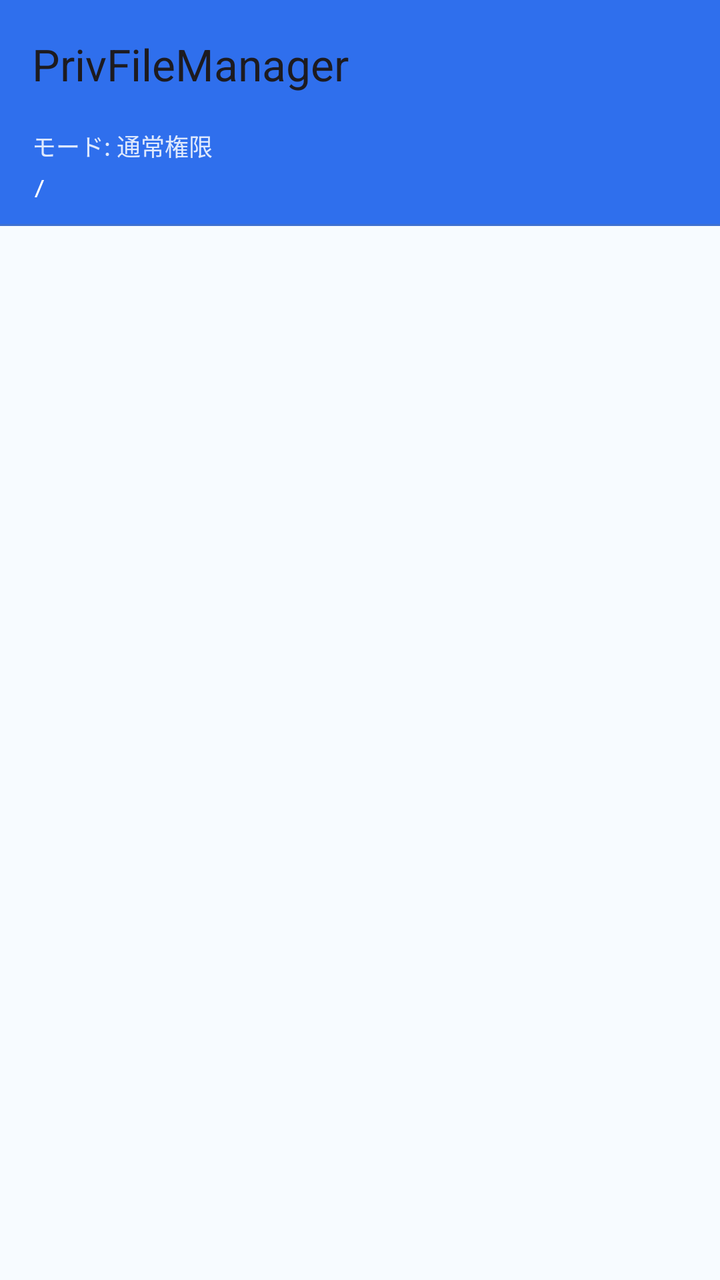
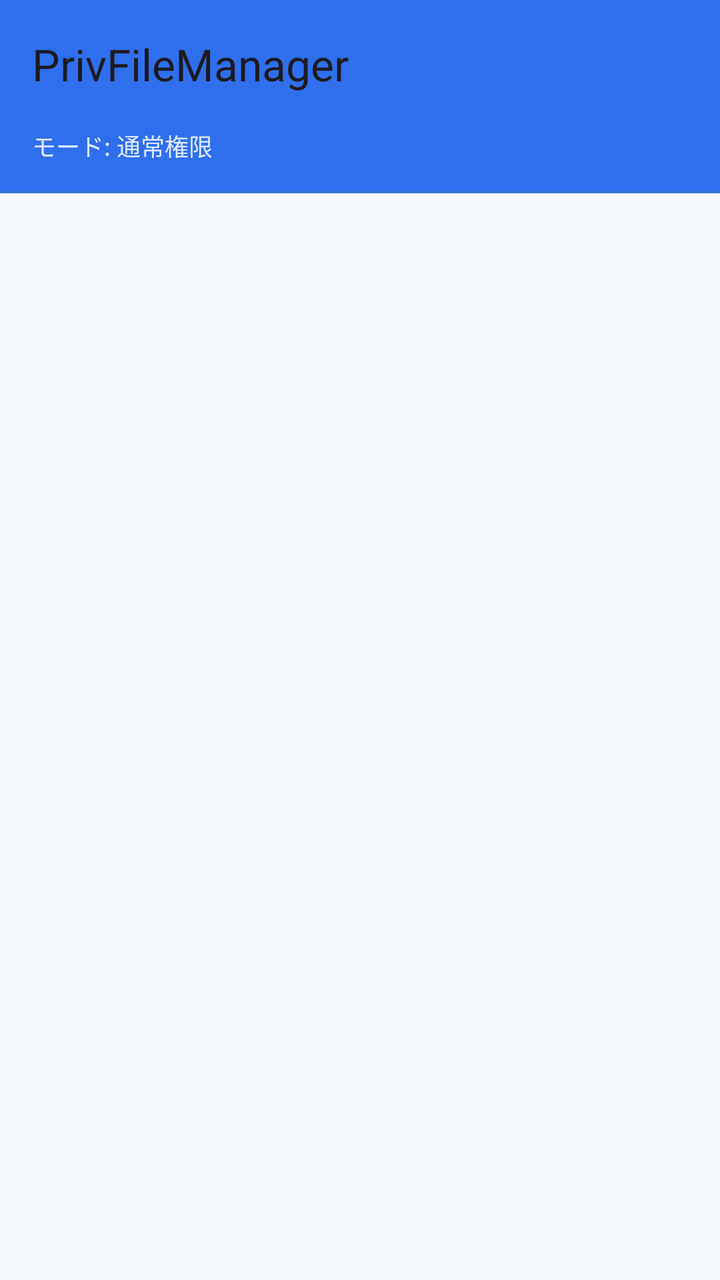

Before-and-after screenshots of an Android layout around one commit, followed by the original layout XML and the change that was made.
<!-- AndroidManifest.xml: application theme Theme.PrivFileManager -->
<!-- res/layout/activity_main.xml -->
<?xml version="1.0" encoding="utf-8"?>
<LinearLayout xmlns:android="http://schemas.android.com/apk/res/android"
    xmlns:app="http://schemas.android.com/apk/res-auto"
    android:layout_width="match_parent"
    android:layout_height="match_parent"
    android:orientation="vertical"
    android:background="@color/bg_base">

    
    <LinearLayout
        android:layout_width="match_parent"
        android:layout_height="wrap_content"
        android:orientation="vertical"
        android:background="@color/chrome_tint">

        <com.google.android.material.appbar.MaterialToolbar
            android:id="@+id/toolbar"
            android:layout_width="match_parent"
            android:layout_height="?attr/actionBarSize"
            android:background="@android:color/transparent"
            android:titleTextColor="@color/text_on_chrome"
            app:title="@string/app_name" />

        <TextView
            android:id="@+id/statusBar"
            android:layout_width="match_parent"
            android:layout_height="wrap_content"
            android:paddingHorizontal="16dp"
            android:paddingBottom="4dp"
            android:textSize="12sp"
            android:textColor="@color/text_on_chrome"
            android:alpha="0.85"
            android:text="モード: 通常権限" />

        <TextView
            android:id="@+id/currentPathView"
            android:layout_width="match_parent"
            android:layout_height="wrap_content"
            android:paddingHorizontal="16dp"
            android:paddingBottom="10dp"
            android:textSize="12sp"
            android:fontFamily="monospace"
            android:textColor="@color/text_on_chrome"
            android:text="/" />

        
        <View
            android:layout_width="match_parent"
            android:layout_height="1dp"
            android:background="@color/chrome_edge_highlight" />

    </LinearLayout>

    <ProgressBar
        android:id="@+id/loadingIndicator"
        style="?android:attr/progressBarStyleHorizontal"
        android:layout_width="match_parent"
        android:layout_height="3dp"
        android:indeterminate="true"
        android:visibility="gone" />

    <androidx.recyclerview.widget.RecyclerView
        android:id="@+id/fileListView"
        android:layout_width="match_parent"
        android:layout_height="0dp"
        android:layout_weight="1"
        android:background="@color/content_surface" />

</LinearLayout>
<!-- resources referenced by this layout -->
<resources>
  <color name="bg_base">#EAF5FF</color>
  <color name="chrome_edge_highlight">#4D64748B</color>
  <color name="chrome_tint">#2F6FED</color>
  <color name="content_surface">#F7FBFF</color>
  <color name="text_on_chrome">#FFFFFFFF</color>
  <string name="app_name">PrivFileManager</string>
  <style name="Theme.PrivFileManager" parent="Theme.Material3.DayNight.NoActionBar">
          <item name="android:windowLightStatusBar">true</item>
          <item name="android:statusBarColor">@color/chrome_tint</item>
          <item name="android:windowBackground">@color/bg_base</item>
          <item name="colorPrimary">@color/chrome_tint</item>
          <item name="colorOnPrimary">@color/text_on_chrome</item>
          <item name="colorSurface">@color/content_surface</item>
          <item name="colorOnSurface">@color/text_primary</item>
          <item name="colorControlHighlight">@color/state_pressed</item>
          
          <item name="elevationOverlayEnabled">false</item>
      </style>
  <color name="text_primary">#1B2430</color>
  <color name="state_pressed">#332F6FED</color>
</resources>

<!-- the commit's change to res/layout/activity_main.xml (unified diff, before → after) -->
@@ -32,18 +32,21 @@
             android:alpha="0.85"
             android:text="モード: 通常権限" />
 
-        <TextView
-            android:id="@+id/currentPathView"
+        
+        <HorizontalScrollView
             android:layout_width="match_parent"
             android:layout_height="wrap_content"
-            android:paddingHorizontal="16dp"
-            android:paddingBottom="10dp"
-            android:textSize="12sp"
-            android:fontFamily="monospace"
-            android:textColor="@color/text_on_chrome"
-            android:text="/" />
+            android:scrollbars="none">
 
-        
+            <LinearLayout
+                android:id="@+id/breadcrumbContainer"
+                android:layout_width="wrap_content"
+                android:layout_height="wrap_content"
+                android:orientation="horizontal"
+                android:paddingHorizontal="12dp"
+                android:paddingBottom="10dp" />
+        </HorizontalScrollView>
+
         <View
             android:layout_width="match_parent"
             android:layout_height="1dp"
